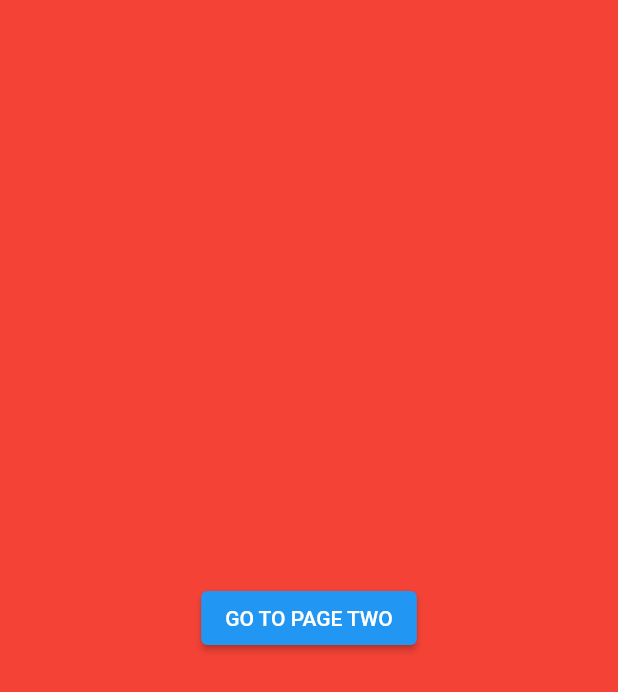
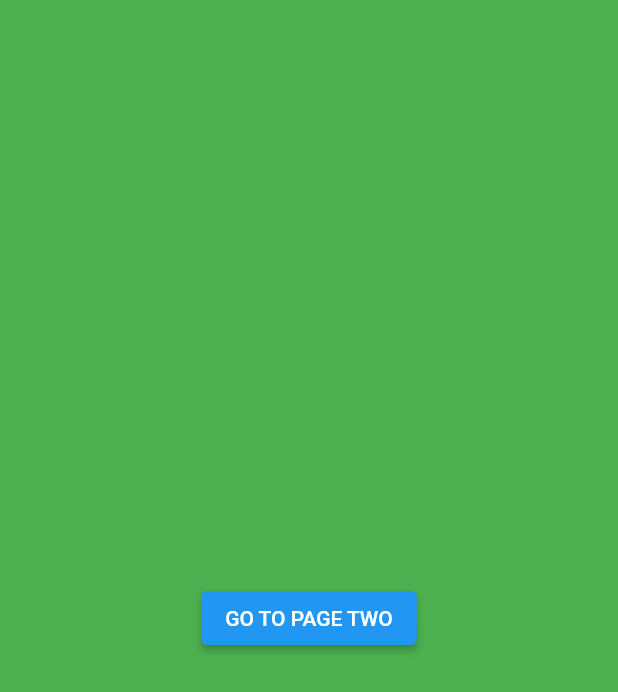
Before and after one commit to MohanedZekry/UI-Animation, a Flutter app: the screen it shows after launch, on a phone screen of 412 x 824 dp. Shown: the top 692 px of the screen. Run offline on Flutter 3.47's test engine with Material 2 defaults, Android fonts, the phone set to English and light mode, and no system bars.

Commit message:
Finalize transition between pages

```diff
--- a/lib/core/utils/enums_animation.dart
+++ b/lib/core/utils/enums_animation.dart
@@ -5,4 +5,6 @@ enum AnimationType{
   slideDown,
   scaleUp,
   rotate,
+  sizeUp,
+  opacity,
 }
--- a/lib/presentation/screen/first_screen.dart
+++ b/lib/presentation/screen/first_screen.dart
@@ -9,7 +9,7 @@ class FirstScreen extends StatelessWidget {
   @override
   Widget build(BuildContext context) {
     return Scaffold(
-      backgroundColor: Colors.red,
+      backgroundColor: Colors.green,
       body: Center(
         child: ElevatedButton(
           child: const Text(
@@ -17,7 +17,8 @@ class FirstScreen extends StatelessWidget {
           ),
           onPressed: (){
             Navigator.of(context).push(
-              RouteTransition(destination: const SecondScreen(),slideAnimationType: AnimationType.rotate)
+              RouteTransition(destination: const SecondScreen(),
+                  slideAnimationType: AnimationType.opacity)
             );
           },
         ),
```
Also changed, not shown: lib/core/animation/route_transition.dart (+14 -0 lines).
